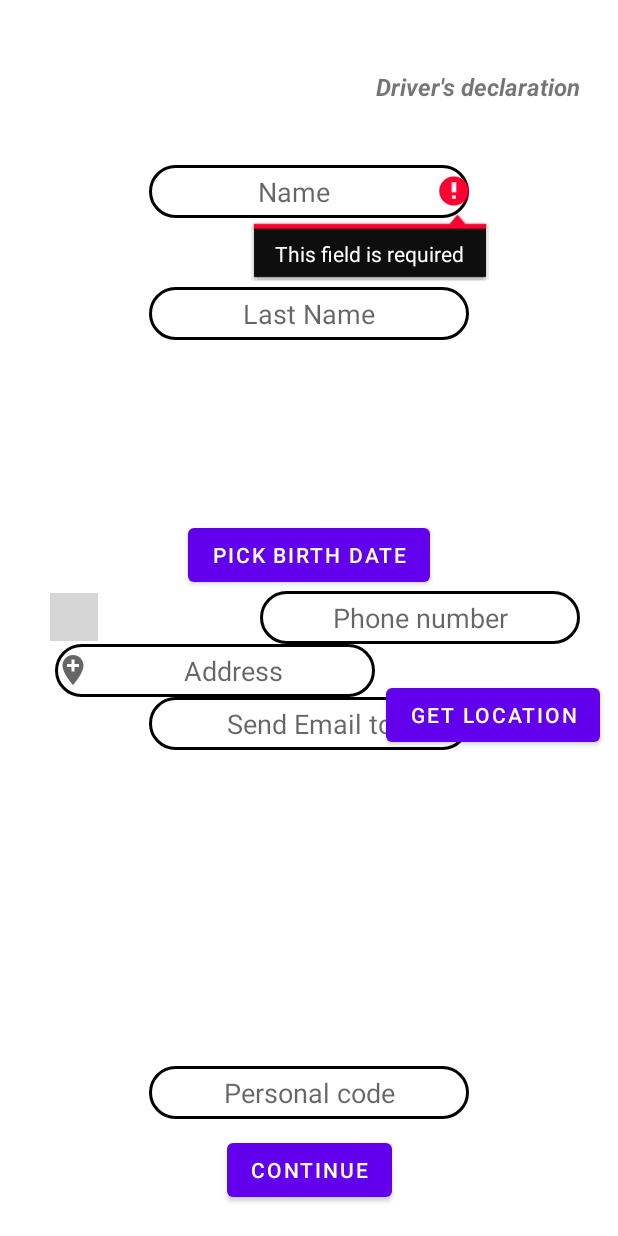
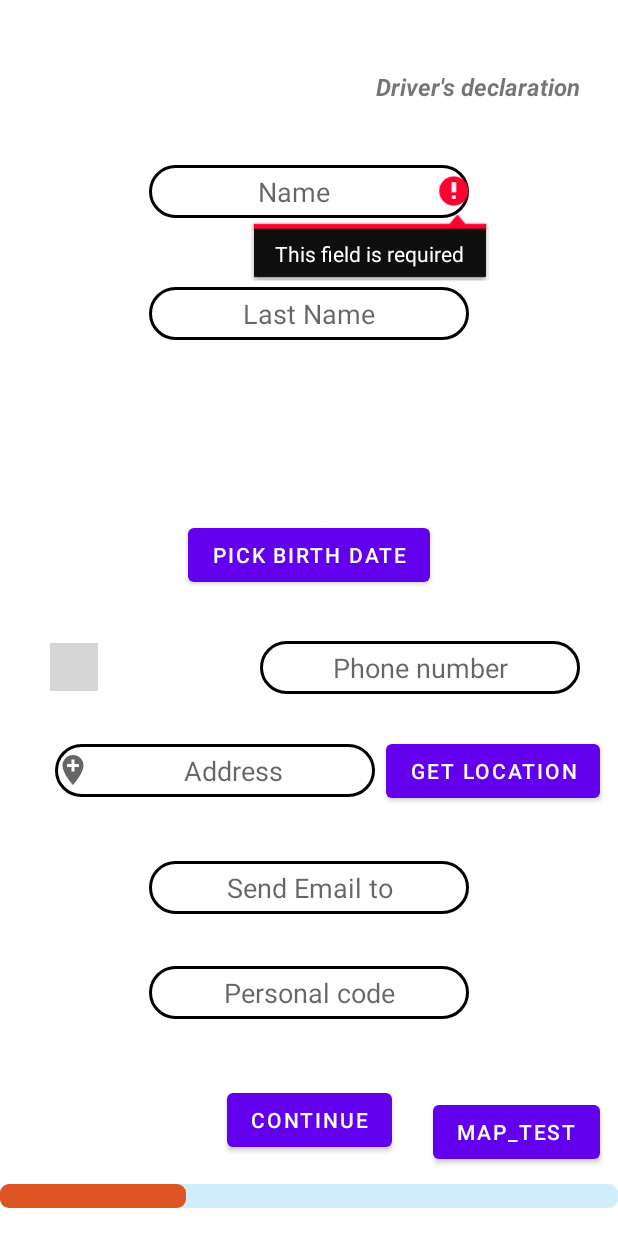
Before and after one commit to bennyrltu/KTUKrash, an Android app: the SecondPersonData screen opened directly, with no data from a screen before it, after a tap on "CONTINUE", on a phone screen of 412 x 824 dp. Run offline under Robolectric (Android 15) with nearby library versions, the phone set to English and light mode, and no system bars; our stand-ins replace Firebase (no records; nobody signed in at launch, a user with empty details on screens opened directly); libraries missing offline, so code that uses them is left out: com.hbb20; plain views replace CountryCodePicker; 3 statements that could not run were skipped; grey boxes are pictures that could not be loaded.

Commit message:
Added progress bar and fixed UI

```diff
--- a/app/src/main/java/edu/ktu/ktukrash/SecondPersonData.java
+++ b/app/src/main/java/edu/ktu/ktukrash/SecondPersonData.java
@@ -67,7 +67,7 @@
         String text2 = intent.getStringExtra(FirstPersonData.EXTRA_TEXT3);
         String text3 = intent.getStringExtra(FirstPersonData.EXTRA_TEXT4);
 
-        TextView textView1 = (TextView) findViewById(R.id.SecondPersonNumber);
+        TextView textView1 = (TextView) findViewById(R.id.secondPersonNumber);
         TextView textView2 = (TextView) findViewById(R.id.textView10);
 
 
@@ -127,7 +127,7 @@
 
     private void initializeViews(){
         ccp = (CountryCodePicker) findViewById(R.id.ccp);
-        phoneTextView = (EditText) findViewById(R.id.SecondPersonPhoneNumber);
+        phoneTextView = (EditText) findViewById(R.id.secondPersonPhoneNumber);
         button = (Button) findViewById(R.id.button2);
     }
 
@@ -171,14 +171,14 @@
         Intent intent = new Intent(this, EventPictures.class);
 
         //Validation--------------------------------------------------------------
-        EditText name = (EditText) findViewById(R.id.SecondPersonNameField);
-        EditText lastName = (EditText) findViewById(R.id.SecondPersonLastName);
+        EditText name = (EditText) findViewById(R.id.secondPersonNameField);
+        EditText lastName = (EditText) findViewById(R.id.secondPersonLastName);
 
-        EditText phone =(EditText) findViewById(R.id.SecondPersonPhoneNumber);
-        EditText email = (EditText) findViewById(R.id.SecondPersonEmail);
-        EditText personalCode = (EditText) findViewById(R.id.SecondPersonCode);
+        EditText phone =(EditText) findViewById(R.id.secondPersonPhoneNumber);
+        EditText email = (EditText) findViewById(R.id.editTextTextEmailAddress);
+        EditText personalCode = (EditText) findViewById(R.id.editTextNumber);
 
-        TextView textView1 = (TextView) findViewById(R.id.SecondPersonNumber);
+        TextView textView1 = (TextView) findViewById(R.id.secondPersonNumber);
         TextView textView2 = (TextView) findViewById(R.id.textView10);
         TextView textView3 = (TextView) findViewById(R.id.DisplayDate);
 
--- /dev/null
+++ b/app/src/main/res/drawable/custom_progress_bar.xml
@@ -0,0 +1,20 @@
+<?xml version="1.0" encoding="utf-8"?>
+<layer-list xmlns:android="http://schemas.android.com/apk/res/android">
+    <item android:id="@android:id/background">
+        <shape android:shape="rectangle" >
+
+            <corners android:radius="6dp"/>
+            <solid android:color="#D2EDFC"/>
+        </shape>
+    </item>
+
+    <item android:id="@android:id/progress">
+        <scale android:scaleWidth="100%">
+            <shape android:shape="rectangle">
+                <corners android:radius="6dp"/>
+                <solid android:color="#D52"/>
+            </shape>
+
+        </scale>
+    </item>
+</layer-list>
--- a/app/src/main/res/layout/activity_declaration_cars.xml
+++ b/app/src/main/res/layout/activity_declaration_cars.xml
@@ -72,7 +72,7 @@
         android:id="@+id/secondPersonCar"
         android:layout_width="332dp"
         android:layout_height="40dp"
-        android:layout_marginBottom="250dp"
+        android:layout_marginBottom="150dp"
         android:ems="10"
         android:hint="Registration plate"
         android:inputType="textPersonName"
@@ -87,7 +87,7 @@
         android:id="@+id/continueButton"
         android:layout_width="234dp"
         android:layout_height="50dp"
-        android:layout_marginBottom="50dp"
+        android:layout_marginBottom="150dp"
         android:text="Continue"
         app:layout_constraintBottom_toBottomOf="parent"
         app:layout_constraintEnd_toEndOf="parent"
@@ -95,4 +95,20 @@
         app:layout_constraintTop_toBottomOf="@+id/secondPersonCar"
         tools:ignore="MissingConstraints" />
 
+    <ProgressBar
+        android:id="@+id/progressBar"
+        style="@style/Widget.AppCompat.ProgressBar.Horizontal"
+        android:progressDrawable="@drawable/custom_progress_bar"
+        android:layout_width="match_parent"
+        android:layout_height="wrap_content"
+        android:progress="10"
+        android:max="100"
+        android:layout_marginBottom="0dp"
+        app:layout_constraintBottom_toBottomOf="parent"
+        app:layout_constraintEnd_toEndOf="parent"
+        app:layout_constraintStart_toStartOf="parent"
+        app:layout_constraintTop_toBottomOf="@+id/continueButton"
+        />
+
+
 </androidx.constraintlayout.widget.ConstraintLayout>
--- a/app/src/main/res/layout/activity_first_person_data.xml
+++ b/app/src/main/res/layout/activity_first_person_data.xml
@@ -243,4 +243,19 @@
         app:layout_constraintStart_toEndOf="@+id/button2"
         app:layout_constraintTop_toBottomOf="@+id/editTextNumber" />
 
+    <ProgressBar
+        android:id="@+id/progressBar"
+        style="@style/Widget.AppCompat.ProgressBar.Horizontal"
+        android:progressDrawable="@drawable/custom_progress_bar"
+        android:layout_width="match_parent"
+        android:layout_height="wrap_content"
+        android:progress="20"
+        android:max="100"
+        android:layout_marginBottom="0dp"
+        app:layout_constraintBottom_toBottomOf="parent"
+        app:layout_constraintEnd_toEndOf="parent"
+        app:layout_constraintStart_toStartOf="parent"
+        app:layout_constraintTop_toBottomOf="@+id/button2"
+        />
+
 </androidx.constraintlayout.widget.ConstraintLayout>
--- a/app/src/main/res/layout/activity_second_person_data.xml
+++ b/app/src/main/res/layout/activity_second_person_data.xml
@@ -8,7 +8,7 @@
     tools:context=".SecondPersonData">
 
     <TextView
-        android:id="@+id/SecondPersonNumber"
+        android:id="@+id/secondPersonNumber"
         android:layout_width="0dp"
         android:layout_height="50dp"
         android:layout_marginEnd="17dp"
@@ -17,13 +17,14 @@
         android:textSize="32dp"
         android:gravity="center"
         android:textStyle="bold|italic"
-        app:layout_constraintBottom_toTopOf="@+id/SecondPersonNameField"
-        app:layout_constraintEnd_toStartOf="@+id/SecondPersonHeader"
+        app:layout_constraintBottom_toTopOf="@+id/secondPersonNameField"
+        app:layout_constraintEnd_toStartOf="@+id/secondPersonHeader"
         app:layout_constraintStart_toStartOf="parent"
-        app:layout_constraintTop_toTopOf="parent" />
+        app:layout_constraintTop_toTopOf="parent"
+        />
 
     <TextView
-        android:id="@+id/SecondPersonHeader"
+        android:id="@+id/secondPersonHeader"
         android:layout_width="wrap_content"
         android:layout_height="wrap_content"
         android:layout_marginTop="10dp"
@@ -32,13 +33,14 @@
         android:text="Driver's declaration"
         android:textSize="16dp"
         android:textStyle="bold|italic"
-        app:layout_constraintBottom_toTopOf="@+id/SecondPersonNameField"
+        app:layout_constraintBottom_toTopOf="@+id/secondPersonNameField"
         app:layout_constraintEnd_toEndOf="parent"
-        app:layout_constraintStart_toEndOf="@+id/SecondPersonNumber"
-        app:layout_constraintTop_toTopOf="parent" />
+        app:layout_constraintStart_toEndOf="@+id/secondPersonNumber"
+        app:layout_constraintTop_toTopOf="parent"
+        />
 
     <EditText
-        android:id="@+id/SecondPersonNameField"
+        android:id="@+id/secondPersonNameField"
         android:layout_width="wrap_content"
         android:layout_height="35dp"
         android:layout_marginStart="100dp"
@@ -52,12 +54,13 @@
         android:gravity="center"
         app:layout_constraintLeft_toLeftOf="parent"
         app:layout_constraintRight_toRightOf="parent"
-        app:layout_constraintBottom_toTopOf="@+id/SecondPersonLastName"
-        app:layout_constraintTop_toBottomOf="@+id/SecondPersonNumber" />
+        app:layout_constraintBottom_toTopOf="@+id/secondPersonLastName"
+        app:layout_constraintTop_toBottomOf="@+id/secondPersonNumber" />
+
 
 
     <EditText
-        android:id="@+id/SecondPersonPhoneNumber"
+        android:id="@+id/secondPersonPhoneNumber"
         android:layout_width="wrap_content"
         android:layout_height="35dp"
         android:layout_marginStart="100dp"
@@ -82,7 +85,7 @@
         android:gravity="center"
         android:ems="10"
         app:layout_constraintBottom_toTopOf="@+id/addressField"
-        app:layout_constraintStart_toStartOf="@id/SecondPersonPhoneNumber"
+        app:layout_constraintStart_toStartOf="@id/secondPersonPhoneNumber"
         app:layout_constraintTop_toBottomOf="@+id/OpenDatePicker">
 
     </com.hbb20.CountryCodePicker>
@@ -104,10 +107,10 @@
         app:layout_constraintHorizontal_bias="0.184"
         app:layout_constraintLeft_toLeftOf="parent"
         app:layout_constraintRight_toRightOf="parent"
-        app:layout_constraintTop_toBottomOf="@+id/SecondPersonPhoneNumber" />
+        app:layout_constraintTop_toBottomOf="@+id/secondPersonPhoneNumber" />
 
     <EditText
-        android:id="@+id/SecondPersonCode"
+        android:id="@+id/editTextNumber"
         android:layout_width="wrap_content"
         android:layout_height="35dp"
         android:layout_marginStart="100dp"
@@ -121,20 +124,21 @@
         app:layout_constraintBottom_toTopOf="@+id/button2"
         app:layout_constraintTop_toBottomOf="@+id/editTextTextEmailAddress"
         app:layout_constraintLeft_toLeftOf="parent"
-        app:layout_constraintRight_toRightOf="parent" />
+        app:layout_constraintRight_toRightOf="parent"/>
 
     <EditText
-        android:id="@+id/SecondPersonEmail"
+        android:id="@+id/editTextTextEmailAddress"
         android:layout_width="wrap_content"
         android:layout_height="35dp"
         android:layout_marginStart="100dp"
         android:layout_marginEnd="100dp"
-        android:layout_marginBottom="10dp"
+        android:layout_marginBottom="1dp"
         android:ems="10"
         android:hint="Send Email to"
         android:inputType="textEmailAddress"
         android:background="@drawable/edit_round"
         android:gravity="center"
+
         app:layout_constraintBottom_toTopOf="@+id/editTextNumber"
         app:layout_constraintTop_toBottomOf="@+id/addressField"
         app:layout_constraintLeft_toLeftOf="parent"
@@ -152,7 +156,7 @@
         app:layout_constraintTop_toBottomOf="@+id/editTextNumber" />
 
     <EditText
-        android:id="@+id/SecondPersonLastName"
+        android:id="@+id/secondPersonLastName"
         android:layout_width="wrap_content"
         android:layout_height="35dp"
         android:layout_marginStart="100dp"
@@ -164,9 +168,11 @@
         android:background="@drawable/edit_round"
         android:gravity="center"
         app:layout_constraintBottom_toTopOf="@+id/DisplayDate"
-        app:layout_constraintTop_toBottomOf="@+id/SecondPersonNameField"
+        app:layout_constraintTop_toBottomOf="@+id/secondPersonNameField"
         app:layout_constraintLeft_toLeftOf="parent"
-        app:layout_constraintRight_toRightOf="parent"/>
+        app:layout_constraintRight_toRightOf="parent"
+        />
+
 
     <Button
         android:id="@+id/OpenDatePicker"
@@ -196,9 +202,17 @@
 
         android:textSize="18sp"
         app:layout_constraintBottom_toTopOf="@+id/OpenDatePicker"
-        app:layout_constraintTop_toBottomOf="@+id/SecondPersonLastName"
+        app:layout_constraintTop_toBottomOf="@+id/secondPersonLastName"
         app:layout_constraintLeft_toLeftOf="parent"
         app:layout_constraintRight_toRightOf="parent"/>
+
+    <TextView
+        android:id="@+id/textView10"
+        android:layout_width="wrap_content"
+        android:layout_height="wrap_content"
+        android:text="TextView"
+        android:textSize="0dp"
+        tools:ignore="MissingConstraints" />
 
     <Button
         android:id="@+id/buttonLocation"
@@ -212,16 +226,36 @@
         app:layout_constraintBottom_toTopOf="@+id/editTextTextEmailAddress"
         app:layout_constraintEnd_toEndOf="parent"
         app:layout_constraintStart_toEndOf="@+id/addressField"
-        app:layout_constraintTop_toBottomOf="@+id/SecondPersonPhoneNumber" />
+        app:layout_constraintTop_toBottomOf="@+id/secondPersonPhoneNumber" />
 
-    <TextView
-        android:id="@+id/textView10"
+    <Button
+        android:id="@+id/map"
         android:layout_width="wrap_content"
         android:layout_height="wrap_content"
-        android:text="TextView"
-        android:visibility="gone"
-        tools:layout_editor_absoluteX="24dp"
-        tools:layout_editor_absoluteY="601dp" />
+        android:layout_marginStart="26dp"
+        android:layout_marginTop="47dp"
+        android:layout_marginEnd="11dp"
+        android:layout_marginBottom="42dp"
+        android:text="Map_test"
+        app:layout_constraintBottom_toBottomOf="parent"
+        app:layout_constraintEnd_toEndOf="parent"
+        app:layout_constraintStart_toEndOf="@+id/button2"
+        app:layout_constraintTop_toBottomOf="@+id/editTextNumber" />
+
+    <ProgressBar
+        android:id="@+id/progressBar"
+        style="@style/Widget.AppCompat.ProgressBar.Horizontal"
+        android:progressDrawable="@drawable/custom_progress_bar"
+        android:layout_width="match_parent"
+        android:layout_height="wrap_content"
+        android:progress="30"
+        android:max="100"
+        android:layout_marginBottom="0dp"
+        app:layout_constraintBottom_toBottomOf="parent"
+        app:layout_constraintEnd_toEndOf="parent"
+        app:layout_constraintStart_toStartOf="parent"
+        app:layout_constraintTop_toBottomOf="@+id/button2"
+        />
 
 
 </androidx.constraintlayout.widget.ConstraintLayout>
```
